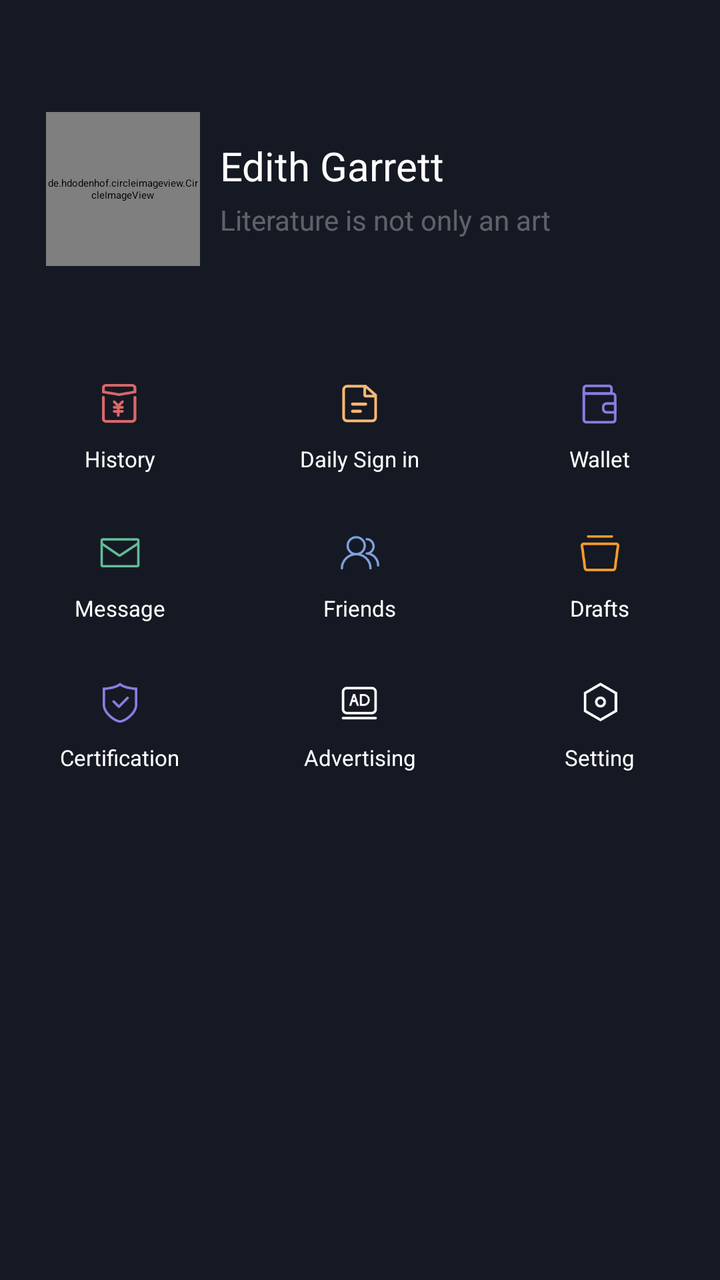
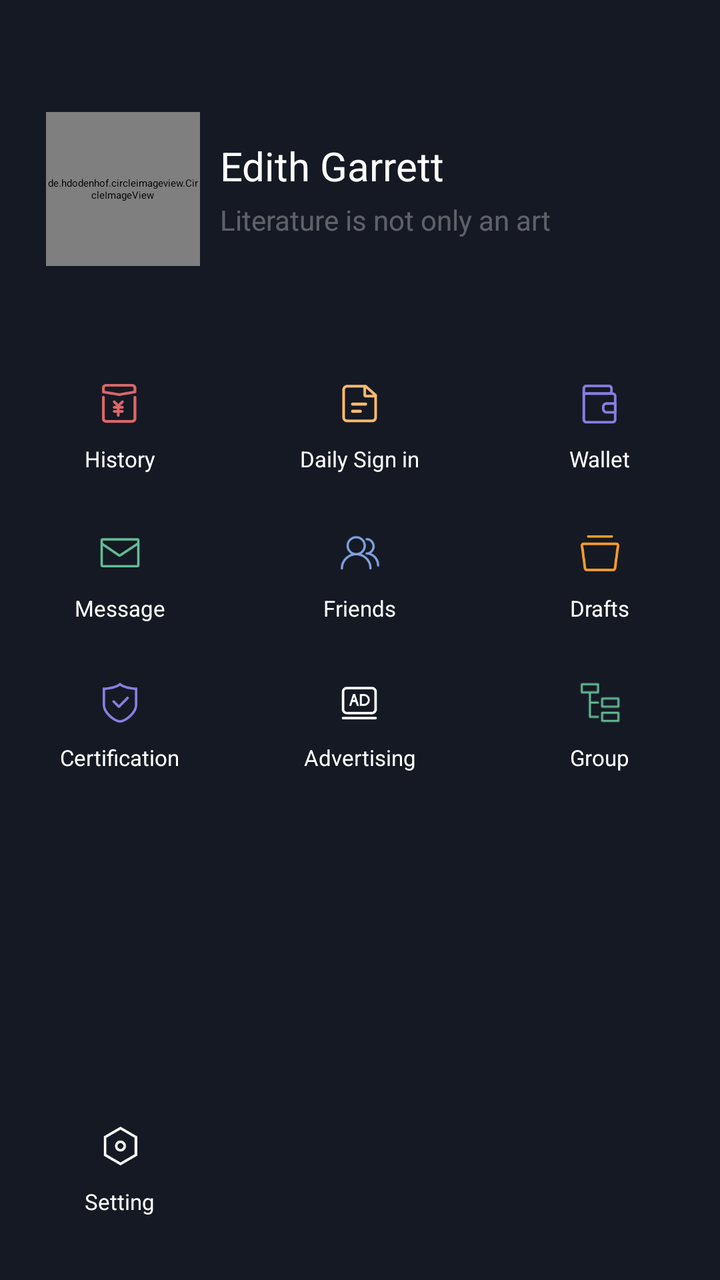

An Android layout rendered at two revisions. The XML below is the earlier revision; the diff shows what the commit changed to produce the second picture.
<!-- AndroidManifest.xml: application theme AppTheme -->
<!-- res/layout/layout_left.xml -->
<?xml version="1.0" encoding="utf-8"?>
<LinearLayout xmlns:android="http://schemas.android.com/apk/res/android"
    android:layout_width="280dp"
    android:layout_height="match_parent"
    android:layout_gravity="start"
    android:background="#151923"
    android:orientation="vertical">

    <LinearLayout
        android:layout_width="match_parent"
        android:layout_height="77dp"
        android:layout_marginTop="56dp"
        android:gravity="center_vertical">

        <de.hdodenhof.circleimageview.CircleImageView
            android:id="@+id/icon_iv"
            android:layout_width="77dp"
            android:layout_height="77dp"
            android:layout_marginLeft="23dp"
            android:src="@drawable/default_icon" />

        <LinearLayout
            android:layout_width="wrap_content"
            android:layout_height="wrap_content"
            android:layout_marginLeft="10dp"
            android:layout_marginRight="32dp"
            android:orientation="vertical">

            <TextView
                android:id="@+id/name_tv"
                android:layout_width="wrap_content"
                android:layout_height="wrap_content"
                android:text="Edith Garrett"
                android:textColor="@color/white"
                android:textSize="20sp" />

            <TextView
                android:id="@+id/introduction_tv"
                android:layout_width="wrap_content"
                android:layout_height="wrap_content"
                android:layout_marginTop="4dp"
                android:text="Literature is not only an art"
                android:textColor="@color/translucent"
                android:textSize="14sp" />
        </LinearLayout>
    </LinearLayout>

    <LinearLayout
        android:layout_width="match_parent"
        android:layout_height="wrap_content"
        android:layout_marginTop="59dp">

        <LinearLayout
            android:id="@+id/red_history_ll"
            android:layout_width="80dp"
            android:layout_height="wrap_content"
            android:layout_weight="1"
            android:gravity="center_horizontal"
            android:orientation="vertical">

            <ImageView
                android:layout_width="20dp"
                android:layout_height="20dp"
                android:src="@drawable/icon_wode_hongbaolishi" />

            <TextView
                android:layout_width="wrap_content"
                android:layout_height="wrap_content"
                android:layout_marginTop="10dp"
                android:text="History"
                android:textColor="@color/white"
                android:textSize="11sp" />
        </LinearLayout>

        <LinearLayout
            android:id="@+id/sign_in_ll"
            android:layout_width="80dp"
            android:layout_height="wrap_content"
            android:layout_weight="1"
            android:gravity="center_horizontal"
            android:orientation="vertical">

            <ImageView
                android:layout_width="20dp"
                android:layout_height="20dp"
                android:src="@drawable/icon_wode_qiandao" />

            <TextView
                android:layout_width="wrap_content"
                android:layout_height="wrap_content"
                android:layout_marginTop="10dp"
                android:text="Daily Sign in"
                android:textColor="@color/white"
                android:textSize="11sp" />
        </LinearLayout>

        <LinearLayout
            android:id="@+id/wallet_ll"
            android:layout_width="80dp"
            android:layout_height="wrap_content"
            android:layout_weight="1"
            android:gravity="center_horizontal"
            android:orientation="vertical">

            <ImageView
                android:layout_width="20dp"
                android:layout_height="20dp"
                android:src="@drawable/icon_wode_qianbao" />

            <TextView
                android:layout_width="wrap_content"
                android:layout_height="wrap_content"
                android:layout_marginTop="10dp"
                android:text="Wallet"
                android:textColor="@color/white"
                android:textSize="11sp" />
        </LinearLayout>
    </LinearLayout>

    <LinearLayout
        android:id="@+id/message_ll"
        android:layout_width="match_parent"
        android:layout_height="wrap_content"
        android:layout_marginTop="30dp">

        <LinearLayout
            android:layout_width="80dp"
            android:layout_height="wrap_content"
            android:layout_weight="1"
            android:gravity="center_horizontal"
            android:orientation="vertical">

            <ImageView
                android:layout_width="20dp"
                android:layout_height="20dp"
                android:src="@drawable/icon_wode_sixin" />

            <TextView
                android:layout_width="wrap_content"
                android:layout_height="wrap_content"
                android:layout_marginTop="10dp"
                android:text="Message"
                android:textColor="@color/white"
                android:textSize="11sp" />
        </LinearLayout>

        <LinearLayout
            android:id="@+id/friend_ll"
            android:layout_width="80dp"
            android:layout_height="wrap_content"
            android:layout_weight="1"
            android:gravity="center_horizontal"
            android:orientation="vertical">

            <ImageView
                android:layout_width="20dp"
                android:layout_height="20dp"
                android:src="@drawable/icon_wode_haoyou" />

            <TextView
                android:layout_width="wrap_content"
                android:layout_height="wrap_content"
                android:layout_marginTop="10dp"
                android:text="Friends"
                android:textColor="@color/white"
                android:textSize="11sp" />
        </LinearLayout>

        <LinearLayout
            android:id="@+id/drafts_ll"
            android:layout_width="80dp"
            android:layout_height="wrap_content"
            android:layout_weight="1"
            android:gravity="center_horizontal"
            android:orientation="vertical">

            <ImageView
                android:layout_width="20dp"
                android:layout_height="20dp"
                android:src="@drawable/icon_wode_caogaoxiang" />

            <TextView
                android:layout_width="wrap_content"
                android:layout_height="wrap_content"
                android:layout_marginTop="10dp"
                android:text="Drafts"
                android:textColor="@color/white"
                android:textSize="11sp" />
        </LinearLayout>
    </LinearLayout>

    <LinearLayout
        android:id="@+id/certification_ll"
        android:layout_width="match_parent"
        android:layout_height="wrap_content"
        android:layout_marginTop="30dp">

        <LinearLayout
            android:layout_width="80dp"
            android:layout_height="wrap_content"
            android:layout_weight="1"
            android:gravity="center_horizontal"
            android:orientation="vertical">

            <ImageView
                android:layout_width="20dp"
                android:layout_height="20dp"
                android:src="@drawable/icon_wode_shiming" />

            <TextView
                android:layout_width="wrap_content"
                android:layout_height="wrap_content"
                android:layout_marginTop="10dp"
                android:text="Certification"
                android:textColor="@color/white"
                android:textSize="11sp" />
        </LinearLayout>

        <LinearLayout
            android:id="@+id/ad_ll"
            android:layout_width="80dp"
            android:layout_height="wrap_content"
            android:layout_weight="1"
            android:gravity="center_horizontal"
            android:orientation="vertical">

            <ImageView
                android:layout_width="20dp"
                android:layout_height="20dp"
                android:src="@drawable/icon_wode_guanggao" />

            <TextView
                android:layout_width="wrap_content"
                android:layout_height="wrap_content"
                android:layout_marginTop="10dp"
                android:text="Advertising"
                android:textColor="@color/white"
                android:textSize="11sp" />
        </LinearLayout>

        <LinearLayout
            android:id="@+id/setting_ll"
            android:layout_width="80dp"
            android:layout_height="wrap_content"
            android:layout_weight="1"
            android:gravity="center_horizontal"
            android:orientation="vertical">

            <ImageView
                android:layout_width="20dp"
                android:layout_height="20dp"
                android:src="@drawable/icon_wode_shezhi" />

            <TextView
                android:layout_width="wrap_content"
                android:layout_height="wrap_content"
                android:layout_marginTop="10dp"
                android:text="Setting"
                android:textColor="@color/white"
                android:textSize="11sp" />
        </LinearLayout>
    </LinearLayout>
</LinearLayout>
<!-- resources referenced by this layout -->
<resources>
  <color name="translucent">#50ffffff</color>
  <color name="white">#ffffff</color>
  <style name="QDTextAppearanceListItemSmall">
          <item name="android:textColor">?attr/qmui_config_color_gray_4</item>
          <item name="android:textSize">16sp</item>
      </style>
  <style name="QDtextAppearanceListItem">
          <item name="android:textColor">?attr/qmui_config_color_black</item>
          <item name="android:textSize">18sp</item>
      </style>
  <style name="QDTopBar" parent="QMUI.TopBar">
          <item name="qmui_topbar_height">45dp</item>
          <item name="qmui_topbar_image_btn_height">45dp</item>
      </style>
  <color name="them">#151923</color>
  <color name="app_color_description">@color/qmui_config_color_gray_5</color>
  <color name="app_color_blue_3">#EBF9FF</color>
  <color name="app_color_blue">#00A8E1</color>
  <color name="app_color_blue_pressed">#c000A8E1</color>
  <!-- unchanged entries left out for length: 11 -->
</resources>

<!-- the commit's change to res/layout/layout_left.xml (unified diff, before → after) -->
@@ -118,12 +118,12 @@
     </LinearLayout>
 
     <LinearLayout
-        android:id="@+id/message_ll"
         android:layout_width="match_parent"
         android:layout_height="wrap_content"
         android:layout_marginTop="30dp">
 
         <LinearLayout
+            android:id="@+id/message_ll"
             android:layout_width="80dp"
             android:layout_height="wrap_content"
             android:layout_weight="1"
@@ -190,12 +190,12 @@
     </LinearLayout>
 
     <LinearLayout
-        android:id="@+id/certification_ll"
         android:layout_width="match_parent"
         android:layout_height="wrap_content"
         android:layout_marginTop="30dp">
 
         <LinearLayout
+            android:id="@+id/certification_ll"
             android:layout_width="80dp"
             android:layout_height="wrap_content"
             android:layout_weight="1"
@@ -239,25 +239,70 @@
         </LinearLayout>
 
         <LinearLayout
-            android:id="@+id/setting_ll"
-            android:layout_width="80dp"
-            android:layout_height="wrap_content"
-            android:layout_weight="1"
-            android:gravity="center_horizontal"
-            android:orientation="vertical">
-
-            <ImageView
-                android:layout_width="20dp"
-                android:layout_height="20dp"
-                android:src="@drawable/icon_wode_shezhi" />
-
-            <TextView
-                android:layout_width="wrap_content"
-                android:layout_height="wrap_content"
-                android:layout_marginTop="10dp"
-                android:text="Setting"
+            android:id="@+id/group_ll"
+            android:layout_width="80dp"
+            android:layout_height="wrap_content"
+            android:layout_weight="1"
+            android:gravity="center_horizontal"
+            android:orientation="vertical">
+
+            <ImageView
+                android:layout_width="20dp"
+                android:layout_height="20dp"
+                android:src="@drawable/icon_xj" />
+
+            <TextView
+                android:layout_width="wrap_content"
+                android:layout_height="wrap_content"
+                android:layout_marginTop="10dp"
+                android:text="Group"
                 android:textColor="@color/white"
                 android:textSize="11sp" />
         </LinearLayout>
     </LinearLayout>
+
+    <RelativeLayout
+        android:layout_width="match_parent"
+        android:layout_height="match_parent">
+
+        <LinearLayout
+            android:layout_width="match_parent"
+            android:layout_height="wrap_content"
+            android:layout_alignParentBottom="true"
+            android:layout_marginBottom="32dp">
+
+            <LinearLayout
+                android:id="@+id/setting_ll"
+                android:layout_width="80dp"
+                android:layout_height="wrap_content"
+                android:layout_alignParentBottom="true"
+                android:layout_weight="1"
+                android:gravity="center_horizontal"
+                android:orientation="vertical">
+
+                <ImageView
+                    android:layout_width="20dp"
+                    android:layout_height="20dp"
+                    android:src="@drawable/icon_wode_shezhi" />
+
+                <TextView
+                    android:layout_width="wrap_content"
+                    android:layout_height="wrap_content"
+                    android:layout_marginTop="10dp"
+                    android:text="Setting"
+                    android:textColor="@color/white"
+                    android:textSize="11sp" />
+            </LinearLayout>
+
+            <View
+                android:layout_width="80dp"
+                android:layout_height="match_parent"
+                android:layout_weight="1"/>
+
+            <View
+                android:layout_width="80dp"
+                android:layout_height="match_parent"
+                android:layout_weight="1"/>
+        </LinearLayout>
+    </RelativeLayout>
 </LinearLayout>
<!-- resource entries referenced after the edit -->
@@ -2,6 +2,7 @@
 <resources>
   <color name="translucent">#50ffffff</color>
   <color name="white">#ffffff</color>
+  <!-- drawable icon_xj: png bitmap (drawable-xxxhdpi, 791 bytes) -->
   <style name="QDTextAppearanceListItemSmall">
           <item name="android:textColor">?attr/qmui_config_color_gray_4</item>
           <item name="android:textSize">16sp</item>
